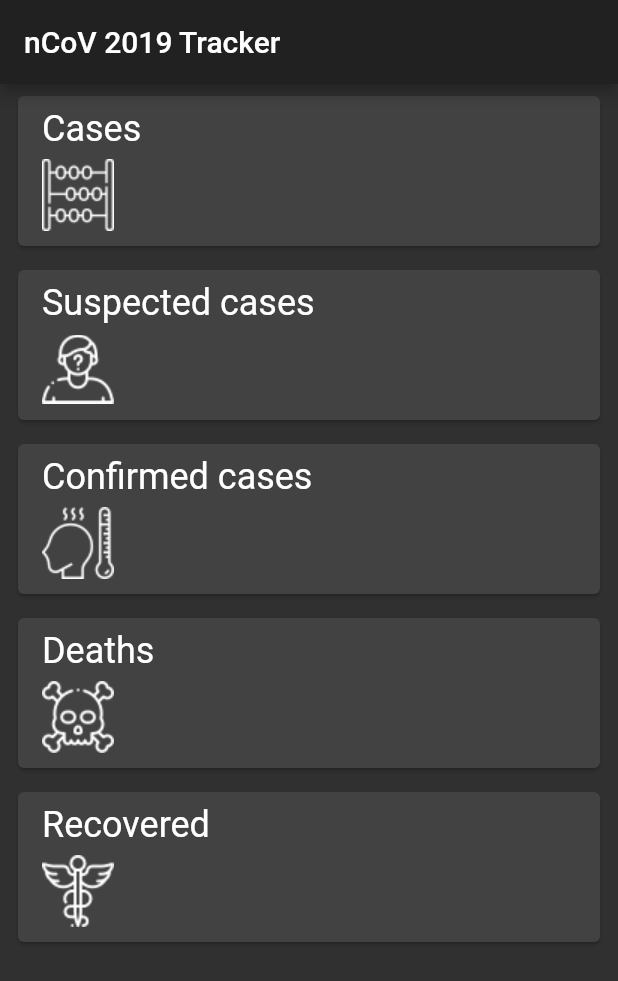
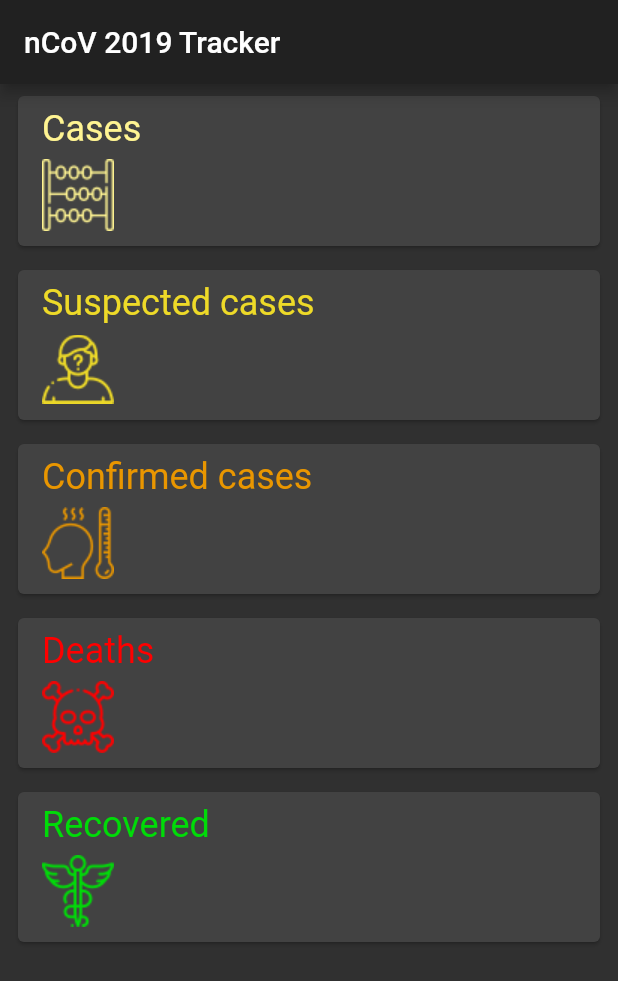
Before and after one commit to bizz84/ncov_2019_app_flutter, a Flutter app: the screen it shows after launch, on a phone screen of 412 x 824 dp. Shown: the top 981 px of the screen. Run offline on Flutter 3.47's test engine with Material 2 defaults, Android fonts, the phone set to English and light mode, and no system bars; network calls fail.

Commit message:
Different colors for different cards

```diff
--- a/lib/app/ui/endpoint_card.dart
+++ b/lib/app/ui/endpoint_card.dart
@@ -2,9 +2,10 @@ import 'package:flutter/material.dart';
 import 'package:ncov_2019_app_flutter/app/api/api.dart';
 
 class EndpointCardData {
-  EndpointCardData(this.title, this.assetName);
+  EndpointCardData(this.title, this.assetName, this.color);
   final String title;
   final String assetName;
+  final Color color;
 }
 
 class EndpointCard extends StatelessWidget {
@@ -13,13 +14,16 @@ class EndpointCard extends StatelessWidget {
   final int value;
 
   static Map<Endpoint, EndpointCardData> _cardsData = {
-    Endpoint.cases: EndpointCardData('Cases', 'assets/count.png'),
-    Endpoint.casesSuspected:
-        EndpointCardData('Suspected cases', 'assets/suspect.png'),
-    Endpoint.casesConfirmed:
-        EndpointCardData('Confirmed cases', 'assets/fever.png'),
-    Endpoint.deaths: EndpointCardData('Deaths', 'assets/death.png'),
-    Endpoint.recovered: EndpointCardData('Recovered', 'assets/medicine.png'),
+    Endpoint.cases:
+        EndpointCardData('Cases', 'assets/count.png', Color(0xFFFFF492)),
+    Endpoint.casesSuspected: EndpointCardData(
+        'Suspected cases', 'assets/suspect.png', Color(0xFFEEDA28)),
+    Endpoint.casesConfirmed: EndpointCardData(
+        'Confirmed cases', 'assets/fever.png', Color(0xFFE99600)),
+    Endpoint.deaths:
+        EndpointCardData('Deaths', 'assets/death.png', Color(0xFFFF0000)),
+    Endpoint.recovered:
+        EndpointCardData('Recovered', 'assets/medicine.png', Color(0xFF00DB08)),
   };
 
   @override
@@ -34,17 +38,25 @@ class EndpointCard extends StatelessWidget {
             mainAxisSize: MainAxisSize.min,
             crossAxisAlignment: CrossAxisAlignment.start,
             children: <Widget>[
-              Text(cardData.title, style: Theme.of(context).textTheme.headline),
+              Text(
+                cardData.title,
+                style: Theme.of(context)
+                    .textTheme
+                    .headline
+                    .copyWith(color: cardData.color),
+              ),
               SizedBox(height: 4),
               SizedBox(
                 height: 52,
                 child: Row(
                   mainAxisAlignment: MainAxisAlignment.spaceBetween,
+                  crossAxisAlignment: CrossAxisAlignment.center,
                   children: <Widget>[
-                    Image.asset(cardData.assetName),
+                    Image.asset(cardData.assetName, color: cardData.color),
                     Text(
                       value != null ? value.toString() : '',
-                      style: Theme.of(context).textTheme.display1,
+                      style: Theme.of(context).textTheme.display1.copyWith(
+                          color: cardData.color, fontWeight: FontWeight.w500),
                     ),
                   ],
                 ),
```
